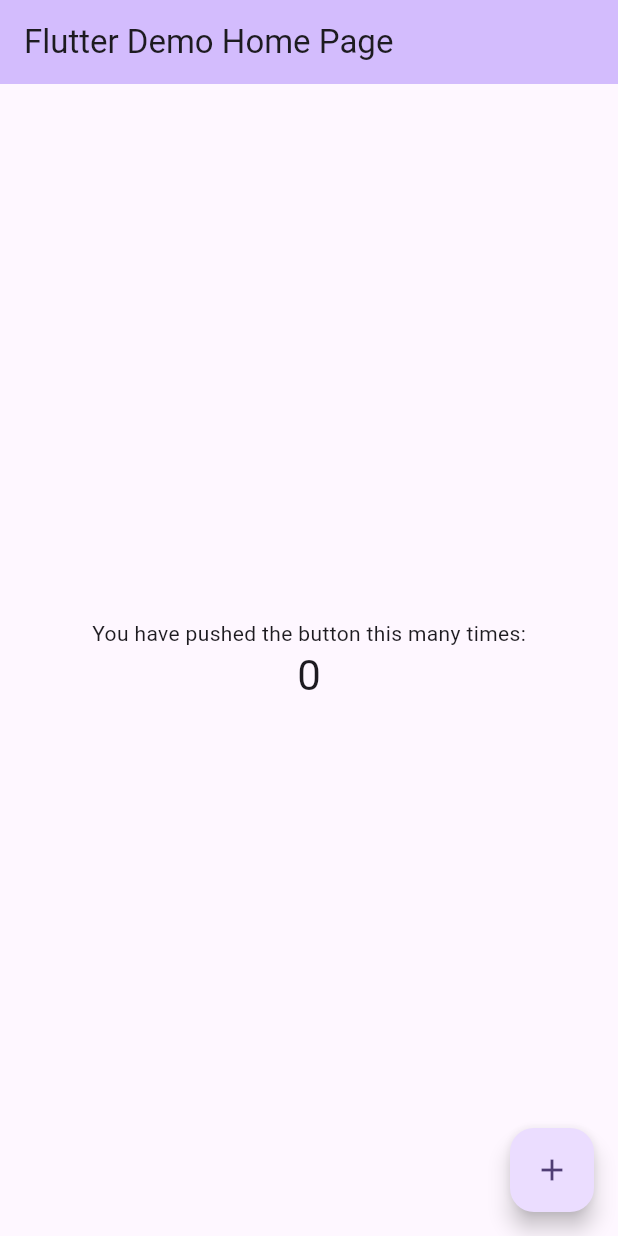
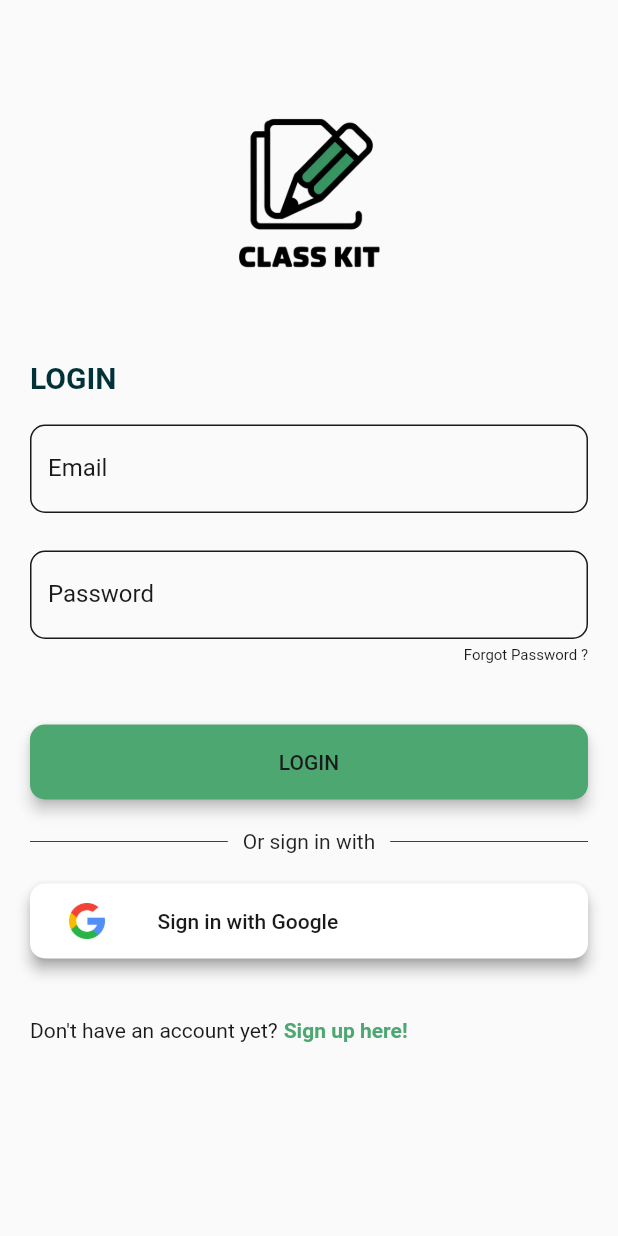
Before and after one commit to shandwich-who/Classkit-Final-Project, a Flutter app: the screen it shows after launch, on a phone screen of 412 x 824 dp. Run offline on Flutter 3.47's test engine with Material 3 defaults, Android fonts, the phone set to English and light mode, and no system bars; Roboto replaces fonts that are missing (Poppins).

Commit message:
initial commit

```diff
--- /dev/null
+++ b/lib/login-folder/login-scaffold.dart
@@ -0,0 +1,19 @@
+import 'package:finals/login-folder/login-section.dart';
+import 'package:flutter/material.dart';
+
+class LoginScaffold extends StatelessWidget {
+  const LoginScaffold({super.key});
+
+  @override
+  Widget build(BuildContext context) {
+    return MaterialApp(
+      debugShowCheckedModeBanner: false,
+      home: const Scaffold(
+        // backgroundColor: Color(0xffeaf9e7),
+        backgroundColor: Colors.white,
+        body: LoginSection(),
+      ),
+      theme: ThemeData(useMaterial3: false),
+    );
+  }
+}
--- /dev/null
+++ b/lib/login-folder/login-section.dart
@@ -0,0 +1,209 @@
+import 'package:flutter/material.dart';
+
+class LoginSection extends StatefulWidget {
+  const LoginSection({super.key});
+
+  @override
+  State<LoginSection> createState() => _LoginSectionState();
+}
+
+class _LoginSectionState extends State<LoginSection> {
+  final _emailController = TextEditingController();
+  final _passwordController = TextEditingController();
+
+  @override
+  Widget build(BuildContext context) {
+    return Scaffold(
+      resizeToAvoidBottomInset:
+          true, // Allows view resizing when keyboard appears
+      body: SafeArea(
+        child: SingleChildScrollView(
+          padding: EdgeInsets.only(
+            bottom: MediaQuery.of(context).viewInsets.bottom,
+          ),
+          child: GestureDetector(
+            onTap: () {
+              FocusScope.of(context)
+                  .unfocus(); // Dismisses keyboard on tap outside
+            },
+            child: Center(
+              child: Container(
+                padding: const EdgeInsets.all(20.0),
+                child: Column(
+                  mainAxisAlignment: MainAxisAlignment.center,
+                  children: [
+                    Image.asset(
+                      "images/orig.png",
+                      height: 220,
+                      width: 220,
+                    ),
+                    const Row(
+                      children: [
+                        Text(
+                          "LOGIN",
+                          style: TextStyle(
+                              fontSize: 20,
+                              fontWeight: FontWeight.bold,
+                              color: Color(0xff013237),
+                              fontFamily: "Poppins"),
+                        ),
+                      ],
+                    ),
+                    const SizedBox(height: 20),
+                    TextField(
+                      controller: _emailController,
+                      decoration: InputDecoration(
+                        labelText: 'Email',
+                        labelStyle: const TextStyle(color: Color(0xff1a1a1a)),
+                        hintText: "name@example.com",
+                        hintStyle: const TextStyle(color: Colors.grey),
+                        focusedBorder: OutlineInputBorder(
+                          borderSide: const BorderSide(
+                              color: Color(0xff1a1a1a), width: 1),
+                          borderRadius: BorderRadius.circular(10),
+                        ),
+                        enabledBorder: OutlineInputBorder(
+                          borderRadius: BorderRadius.circular(10),
+                          borderSide: const BorderSide(
+                              color: Color(0xff1a1a1a), width: 1),
+                        ),
+                        border: OutlineInputBorder(
+                          borderRadius: BorderRadius.circular(10),
+                        ),
+                      ),
+                    ),
+                    const SizedBox(height: 25),
+                    TextField(
+                      controller: _passwordController,
+                      obscureText: true,
+                      decoration: InputDecoration(
+                        labelText: 'Password',
+                        hintText: "",
+                        hintStyle: const TextStyle(color: Colors.grey),
+                        labelStyle: const TextStyle(color: Color(0xff1a1a1a)),
+                        focusedBorder: OutlineInputBorder(
+                          borderSide: const BorderSide(
+                              color: Color(0xff1a1a1a), width: 1),
+                          borderRadius: BorderRadius.circular(10),
+                        ),
+                        enabledBorder: OutlineInputBorder(
+                          borderRadius: BorderRadius.circular(10),
+                          borderSide: const BorderSide(
+                              color: Color(0xff1a1a1a), width: 1),
+                        ),
+                        border: OutlineInputBorder(
+                          borderRadius: BorderRadius.circular(10),
+                        ),
+                      ),
+                    ),
+                    const SizedBox(height: 5),
+                    const Row(
+                      mainAxisAlignment: MainAxisAlignment.end,
+                      children: [
+                        Text(
+                          "Forgot Password ?",
+                          style:
+                              TextStyle(color: Color(0xff1a1a1a), fontSize: 10),
+                        ),
+                        // Todo implement the forgot password
+                      ],
+                    ),
+                    const SizedBox(height: 40),
+                    ElevatedButton(
+                      onPressed: () {
+                        String email = _emailController.text;
+                        String password = _passwordController.text;
+                        print('Email: $email, Password: $password');
+                        // TODO: Implement login logic here
+                      },
+                      style: ElevatedButton.styleFrom(
+                        backgroundColor: const Color(0xff4ca771),
+                        foregroundColor: const Color(0xff1a1a1a),
+                        shape: RoundedRectangleBorder(
+                          borderRadius: BorderRadius.circular(10),
+                        ),
+                        minimumSize: const Size(double.infinity, 50),
+                        elevation: 4,
+                      ),
+                      child: const Text('LOGIN'),
+                    ),
+                    const SizedBox(height: 20),
+                    const Row(
+                      children: [
+                        Expanded(
+                          child: Divider(
+                            color: Colors.black,
+                            thickness: 0.5,
+                          ),
+                        ),
+                        Padding(
+                          padding: EdgeInsets.symmetric(horizontal: 10.0),
+                          child: Text("Or sign in with"),
+                        ),
+                        Expanded(
+                          child: Divider(
+                            color: Colors.black,
+                            thickness: 0.5,
+                          ),
+                        ),
+                      ],
+                    ),
+                    const SizedBox(height: 20),
+                    ElevatedButton(
+                      onPressed: () {
+                        // TODO: Implement Google Sign-In logic here
+                      },
+                      style: ElevatedButton.styleFrom(
+                        foregroundColor: const Color(0xff1a1a1a),
+                        backgroundColor: const Color(0xffffffff),
+                        shape: RoundedRectangleBorder(
+                          borderRadius: BorderRadius.circular(10),
+                        ),
+                        minimumSize: const Size(double.infinity, 50),
+                        elevation: 4,
+                        shadowColor: const Color(0xff1a1a1a),
+                      ),
+                      child: Row(
+                        mainAxisAlignment: MainAxisAlignment.start,
+                        children: [
+                          const SizedBox(width: 10),
+                          Image.asset(
+                            'images/google.png',
+                            height: 24,
+                            width: 24,
+                          ),
+                          const SizedBox(width: 35),
+                          const Text('Sign in with Google'),
+                        ],
+                      ),
+                    ),
+                    const SizedBox(height: 40),
+                    const Row(
+                      mainAxisAlignment: MainAxisAlignment.start,
+                      children: [
+                        Text(
+                          "Don't have an account yet?",
+                          style: TextStyle(
+                            color: Color(0xff1a1a1a),
+                          ),
+                        ),
+                        SizedBox(width: 4),
+                        Text(
+                          "Sign up here!",
+                          style: TextStyle(
+                              color: Color(0xff4ca771),
+                              fontWeight: FontWeight.bold),
+                        ),
+                        // Todo implement the sign up
+                      ],
+                    ),
+                  ],
+                ),
+              ),
+            ),
+          ),
+        ),
+      ),
+    );
+  }
+}
--- a/lib/main.dart
+++ b/lib/main.dart
@@ -1,125 +1,6 @@
+import 'package:finals/login-folder/login-scaffold.dart';
 import 'package:flutter/material.dart';
 
 void main() {
-  runApp(const MyApp());
+  runApp(const LoginScaffold());
 }
-
-class MyApp extends StatelessWidget {
-  const MyApp({super.key});
-
-  // This widget is the root of your application.
-  @override
-  Widget build(BuildContext context) {
-    return MaterialApp(
-      title: 'Flutter Demo',
-      theme: ThemeData(
-        // This is the theme of your application.
-        //
-        // TRY THIS: Try running your application with "flutter run". You'll see
-        // the application has a purple toolbar. Then, without quitting the app,
-        // try changing the seedColor in the colorScheme below to Colors.green
-        // and then invoke "hot reload" (save your changes or press the "hot
-        // reload" button in a Flutter-supported IDE, or press "r" if you used
-        // the command line to start the app).
-        //
-        // Notice that the counter didn't reset back to zero; the application
-        // state is not lost during the reload. To reset the state, use hot
-        // restart instead.
-        //
-        // This works for code too, not just values: Most code changes can be
-        // tested with just a hot reload.
-        colorScheme: ColorScheme.fromSeed(seedColor: Colors.deepPurple),
-        useMaterial3: true,
-      ),
-      home: const MyHomePage(title: 'Flutter Demo Home Page'),
-    );
-  }
-}
-
-class MyHomePage extends StatefulWidget {
-  const MyHomePage({super.key, required this.title});
-
-  // This widget is the home page of your application. It is stateful, meaning
-  // that it has a State object (defined below) that contains fields that affect
-  // how it looks.
-
-  // This class is the configuration for the state. It holds the values (in this
-  // case the title) provided by the parent (in this case the App widget) and
-  // used by the build method of the State. Fields in a Widget subclass are
-  // always marked "final".
-
-  final String title;
-
-  @override
-  State<MyHomePage> createState() => _MyHomePageState();
-}
-
-class _MyHomePageState extends State<MyHomePage> {
-  int _counter = 0;
-
-  void _incrementCounter() {
-    setState(() {
-      // This call to setState tells the Flutter framework that something has
-      // changed in this State, which causes it to rerun the build method below
-      // so that the display can reflect the updated values. If we changed
-      // _counter without calling setState(), then the build method would not be
-      // called again, and so nothing would appear to happen.
-      _counter++;
-    });
-  }
-
-  @override
-  Widget build(BuildContext context) {
-    // This method is rerun every time setState is called, for instance as done
-    // by the _incrementCounter method above.
-    //
-    // The Flutter framework has been optimized to make rerunning build methods
-    // fast, so that you can just rebuild anything that needs updating rather
-    // than having to individually change instances of widgets.
-    return Scaffold(
-      appBar: AppBar(
-        // TRY THIS: Try changing the color here to a specific color (to
-        // Colors.amber, perhaps?) and trigger a hot reload to see the AppBar
-        // change color while the other colors stay the same.
-        backgroundColor: Theme.of(context).colorScheme.inversePrimary,
-        // Here we take the value from the MyHomePage object that was created by
-        // the App.build method, and use it to set our appbar title.
-        title: Text(widget.title),
-      ),
-      body: Center(
-        // Center is a layout widget. It takes a single child and positions it
-        // in the middle of the parent.
-        child: Column(
-          // Column is also a layout widget. It takes a list of children and
-          // arranges them vertically. By default, it sizes itself to fit its
-          // children horizontally, and tries to be as tall as its parent.
-          //
-          // Column has various properties to control how it sizes itself and
-          // how it positions its children. Here we use mainAxisAlignment to
-          // center the children vertically; the main axis here is the vertical
-          // axis because Columns are vertical (the cross axis would be
-          // horizontal).
-          //
-          // TRY THIS: Invoke "debug painting" (choose the "Toggle Debug Paint"
-          // action in the IDE, or press "p" in the console), to see the
-          // wireframe for each widget.
-          mainAxisAlignment: MainAxisAlignment.center,
-          children: <Widget>[
-            const Text(
-              'You have pushed the button this many times:',
-            ),
-            Text(
-              '$_counter',
-              style: Theme.of(context).textTheme.headlineMedium,
-            ),
-          ],
-        ),
-      ),
-      floatingActionButton: FloatingActionButton(
-        onPressed: _incrementCounter,
-        tooltip: 'Increment',
-        child: const Icon(Icons.add),
-      ), // This trailing comma makes auto-formatting nicer for build methods.
-    );
-  }
-}
--- a/pubspec.yaml
+++ b/pubspec.yaml
@@ -59,8 +59,8 @@ flutter:
   uses-material-design: true
 
   # To add assets to your application, add an assets section, like this:
-  # assets:
-  #   - images/a_dot_burr.jpeg
+  assets:
+    - images/
   #   - images/a_dot_ham.jpeg
 
   # An image asset can refer to one or more resolution-specific "variants", see
```
Also changed, not shown: images/google.png (added), images/logo.png (added), images/logo2.png (added), images/orig.png (added), 2 other files.
